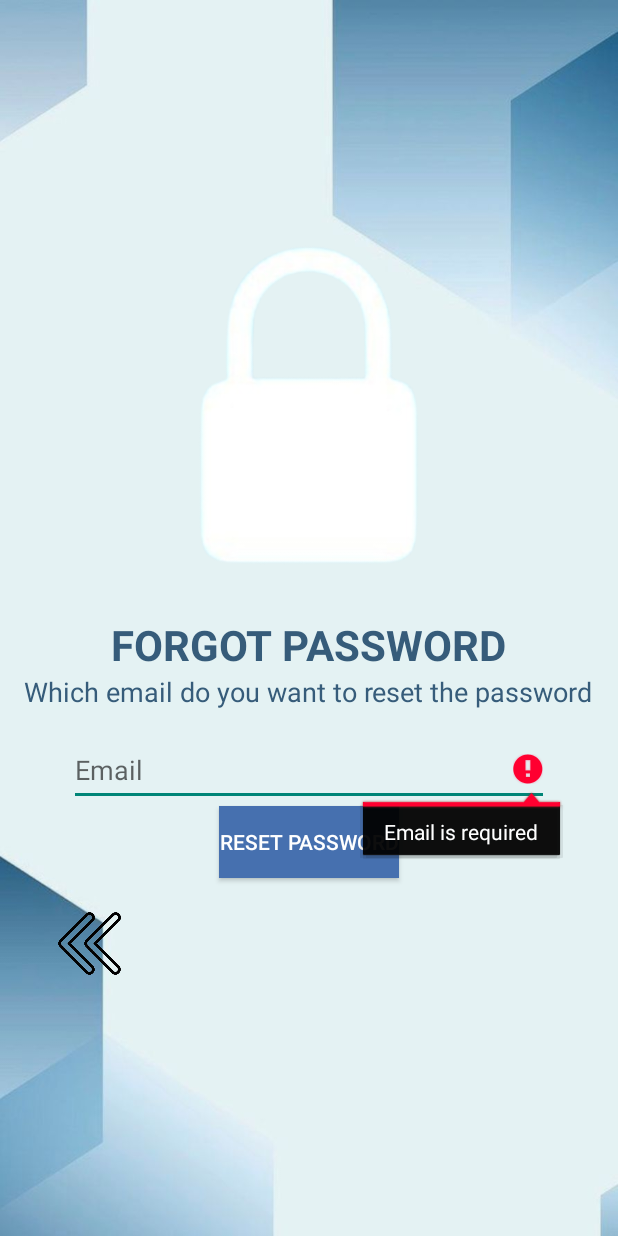
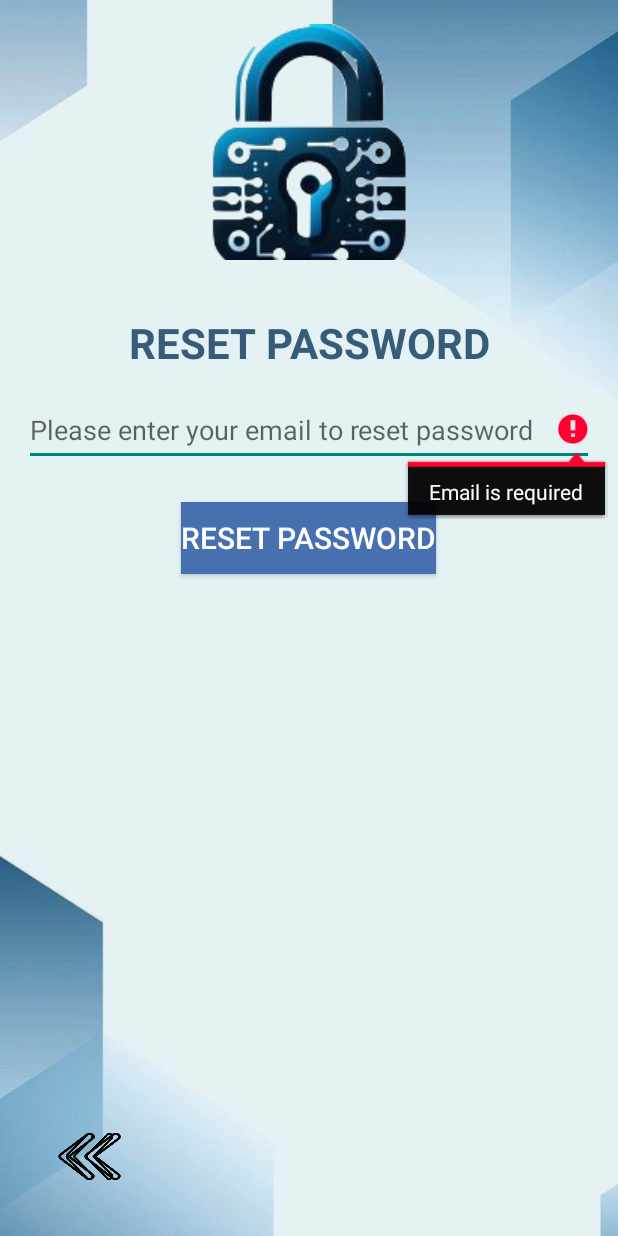
Before and after one commit to Rima-Alsubhi/activetechproject, an Android app: the forgotPassword screen opened directly, with no data from a screen before it, after a tap on "RESET PASSWORD", on a phone screen of 412 x 824 dp. Run offline under Robolectric (Android 15) with nearby library versions, the phone set to English and light mode, and no system bars; our stand-ins replace Firebase (no records; nobody signed in at launch, a user with empty details on screens opened directly).

Commit message:
I created a Forget Password class, in addition to the Image Button Back for the Sign In class, and added an image in the Display class, the same image in the rest of the classes.

```diff
--- a/app/src/main/java/com/example/activetechproject/forgotPassword.java
+++ b/app/src/main/java/com/example/activetechproject/forgotPassword.java
@@ -1,64 +1,86 @@
 package com.example.activetechproject;
 
+import android.content.Intent;
 import android.os.Bundle;
-
-import androidx.activity.EdgeToEdge;
-import androidx.appcompat.app.AppCompatActivity;
-import androidx.core.graphics.Insets;
-import androidx.core.view.ViewCompat;
-import androidx.core.view.WindowInsetsCompat;
-import androidx.annotation.NonNull;
 import android.util.Patterns;
-import android.view.View;
+import android.widget.Button;
 import android.widget.EditText;
 import android.widget.ImageButton;
 import android.widget.Toast;
-import com.google.android.gms.tasks.OnCompleteListener;
-import com.google.android.gms.tasks.Task;
+
+import androidx.appcompat.app.AppCompatActivity;
+
 import com.google.firebase.auth.FirebaseAuth;
+import com.google.firebase.auth.FirebaseUser;
+import com.google.firebase.firestore.FirebaseFirestore;
+
+import java.util.HashMap;
+import java.util.Map;
+
 
 public class forgotPassword extends AppCompatActivity {
+
+
+        private EditText emailEditText;
         private FirebaseAuth mAuth;
-    private EditText et_email;
-
+        private FirebaseFirestore db;
 
         @Override
         protected void onCreate(Bundle savedInstanceState) {
             super.onCreate(savedInstanceState);
-        EdgeToEdge.enable(this);
             setContentView(R.layout.activity_forgot_password);
+
+            emailEditText = findViewById(R.id.email_forgot_password);
             mAuth = FirebaseAuth.getInstance();
-        et_email = findViewById(R.id.emailText);
+            db = FirebaseFirestore.getInstance();
+
+            Button resetPasswordButton = findViewById(R.id.resetPasswordButton);
+            resetPasswordButton.setOnClickListener(v -> resetPassword());
+
+//        Button homeButton = findViewById(R.id.homeButton);
+//        homeButton.setOnClickListener(v -> goToHomeActivity());
+
+            ImageButton backButton = findViewById(R.id.back_button2);
+            backButton.setOnClickListener(v -> {
+                Intent intent = new Intent(forgotPassword.this, MainActivity.class);
+                startActivity(intent);
+                finish();
+            });
+
+
         }
 
-    public void resetPassword(View view) {
-        String email = et_email.getText().toString().trim();
+        private void resetPassword() {
+            String email = emailEditText.getText().toString().trim();
 
             if (email.isEmpty()) {
-            et_email.setError("Email is required");
-            et_email.requestFocus();
+                emailEditText.setError("Email is required");
+                emailEditText.requestFocus();
                 return;
             }
 
             if (!Patterns.EMAIL_ADDRESS.matcher(email).matches()) {
-            et_email.setError("Please provide a valid Email");
-            et_email.requestFocus();
+                emailEditText.setError("Please provide a valid email");
+                emailEditText.requestFocus();
                 return;
             }
 
-        mAuth.sendPasswordResetEmail(email).addOnCompleteListener(new OnCompleteListener<Void>() {
-            @Override
-            public void onComplete(@NonNull Task<Void> task) {
+            mAuth.sendPasswordResetEmail(email)
+                    .addOnCompleteListener(task -> {
                         if (task.isSuccessful()) {
-                    Toast.makeText(forgotPassword.this, "Check your email to reset your password!", Toast.LENGTH_LONG).show();
+                            Toast.makeText(forgotPassword.this,
+                                    "Check your email to reset your password",
+                                    Toast.LENGTH_LONG).show();
                         } else {
-                    Toast.makeText(forgotPassword.this, "Failed to send reset email: " + task.getException().getMessage(), Toast.LENGTH_LONG).show();
+                            Toast.makeText(forgotPassword.this,
+                                    "Failed to send reset email: " + task.getException().getMessage(),
+                                    Toast.LENGTH_LONG).show();
+                        }
+                    });
+        }
+
+        private void goToHomeActivity() {
+            startActivity(new Intent(forgotPassword.this, HomeActivity.class));
+            finish();
         }
     }
-        });
-        // Button to go back to the previous activity
-        ImageButton backButton = findViewById(R.id.back_button);
-        backButton.setOnClickListener(v -> onBackPressed()); // Go back to the previous activity
-
-    }
-}
--- a/app/src/main/res/layout/activity_forgot_password.xml
+++ b/app/src/main/res/layout/activity_forgot_password.xml
@@ -1,4 +1,5 @@
 <?xml version="1.0" encoding="utf-8"?>
+
 <LinearLayout
     xmlns:android="http://schemas.android.com/apk/res/android"
     android:layout_width="match_parent"
@@ -11,57 +12,65 @@
 
     <ImageView
         android:id="@+id/forgotPasswordImage"
-        android:layout_width="291dp"
-        android:layout_height="259dp"
+        android:layout_width="wrap_content"
+        android:layout_height="wrap_content"
         android:scaleType="centerCrop"
-        android:src="@drawable/img_4" />
+        android:src="@drawable/lock2" />
+
+
     <TextView
-        android:id="@+id/passwordText"
-        android:layout_width="wrap_content"
+        android:id="@+id/ForPass"
+        android:paddingTop="36dp"
+        android:layout_width="match_parent"
         android:layout_height="wrap_content"
         android:text="@string/text13"
         android:textSize="28dp"
         android:textStyle="bold"
         android:textColor="#365C7A"
+        android:gravity="center"
         />
-    <TextView
-        android:id="@+id/passwordDesc"
+
+
+
+
+    <EditText
+        android:id="@+id/email_forgot_password"
+        android:layout_width="match_parent"
+        android:layout_height="wrap_content"
+        android:layout_marginTop="15dp"
+        android:ems="15"
+        android:hint="@string/text14"
+        android:minHeight="48dp"
+        android:inputType="textEmailAddress" />
+
+
+    <Button
+        android:id="@+id/resetPasswordButton"
         android:layout_width="wrap_content"
         android:layout_height="wrap_content"
-        android:text="@string/text14"
-        android:textSize="18dp"
-        android:textStyle="normal"
-        android:textColor="#365C7A"
-        />
-
-    <EditText
-        android:id="@+id/emailText"
-        android:layout_width="wrap_content"
-        android:layout_height="wrap_content"
-        android:ems="15"
-        android:hint="@string/text15"
-        android:layout_marginTop="16dp"
-        android:minHeight="48dp" />
-
-    <Button
-        android:id="@+id/rest"
-        android:layout_width="wrap_content"
-        android:layout_height="wrap_content"
-        android:text="@string/text16"
+        android:layout_marginTop="24dp"
         android:background="#4670AF"
         android:onClick="resetPassword"
-        android:textColor="@color/white"/>
+        android:text="@string/text16"
+        android:textColor="#FFFFFF"
+        android:textSize="20sp" />
+
+    <View
+        android:layout_width="wrap_content"
+        android:layout_height="0dp"
+        android:layout_weight="1" />
 
     <ImageButton
-        android:id="@+id/back_button"
+        android:id="@+id/back_button2"
         android:layout_width="55dp"
-        android:layout_height="55dp"
+        android:layout_height="42dp"
         android:layout_margin="16dp"
         android:background="@drawable/back"
         android:contentDescription="@string/back_button_description"
         android:scaleType="fitCenter"
-        android:layout_gravity="left"
-        android:src="@drawable/back" />
+        android:src="@drawable/back"
+        android:layout_gravity="end|left" />
+
 
 
 </LinearLayout>
--- a/app/src/main/res/values/strings.xml
+++ b/app/src/main/res/values/strings.xml
@@ -22,8 +22,8 @@
     <string name="text11">Welcome to Tech World</string>
     <string name="text12">Choose your learning journey today</string>
     <string name="back_button_description">this is back button </string>
-    <string name="text13">FORGOT PASSWORD</string>
-    <string name="text14">Which email do  you want to reset the password</string>
+    <string name="text13"> RESET PASSWORD</string>
+    <string name="text14">Please enter your email  to reset  password</string>
     <string name="text15">Email</string>
     <string name="text16">RESET PASSWORD</string>
 
```
Also changed, not shown: app/src/main/AndroidManifest.xml (+11 -8 lines), app/src/main/java/com/example/activetechproject/SignUpActivity.java (+10 -3 lines), app/src/main/res/layout/activity_display.xml (+9 -3 lines), app/src/main/res/layout/activity_sign_up.xml (+9 -4 lines), app/src/main/res/drawable/lock2.png (added). Lines whose indentation alone changed are shown as unchanged.
